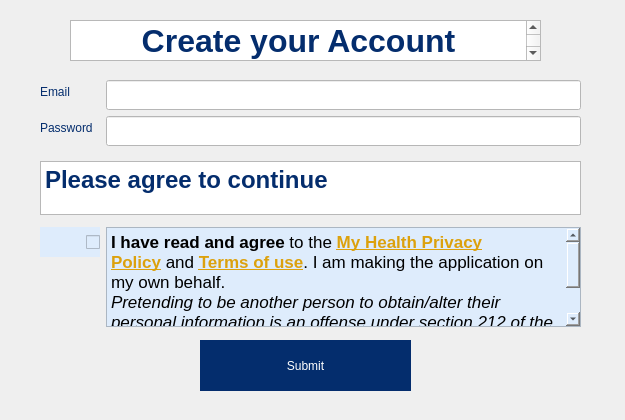
Old version of the form MCR-app/signupdialog.ui in the repository maria-gedye/QTapp.
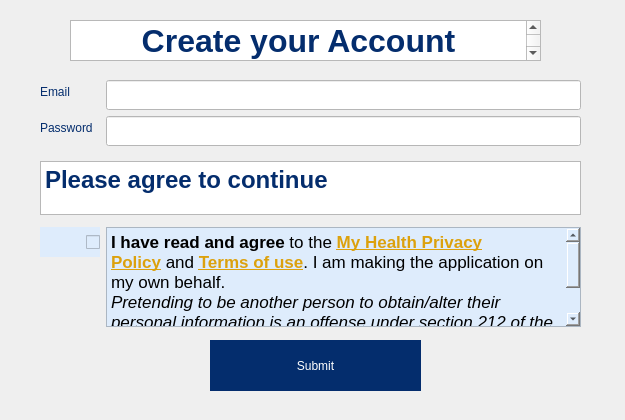
New version of the form.

Commit message: created verifyid window

What changed in the file:
```diff
--- a/MCR-app/signupdialog.ui
+++ b/MCR-app/signupdialog.ui
@@ -367,7 +367,7 @@
   <widget class="QPushButton" name="pushButton_submit">
    <property name="geometry">
     <rect>
-     <x>200</x>
+     <x>210</x>
      <y>330</y>
      <width>211</width>
      <height>71</height>
```
Left out of the diff: 2 changed lines with no effect on the pictures. The commit also changes 6 other files.
